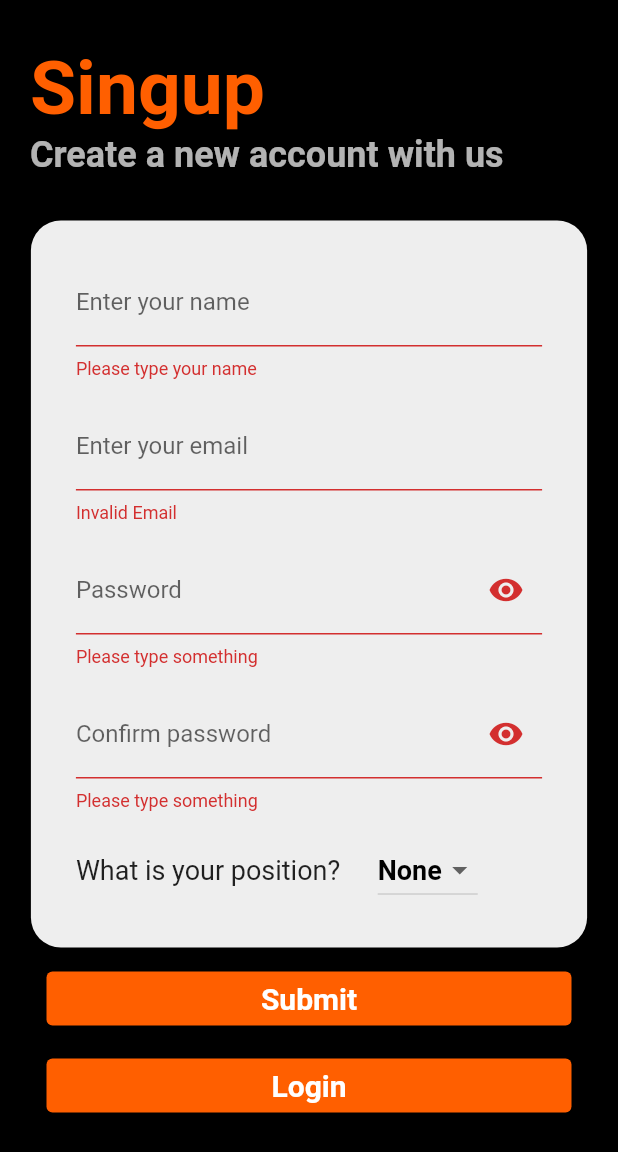
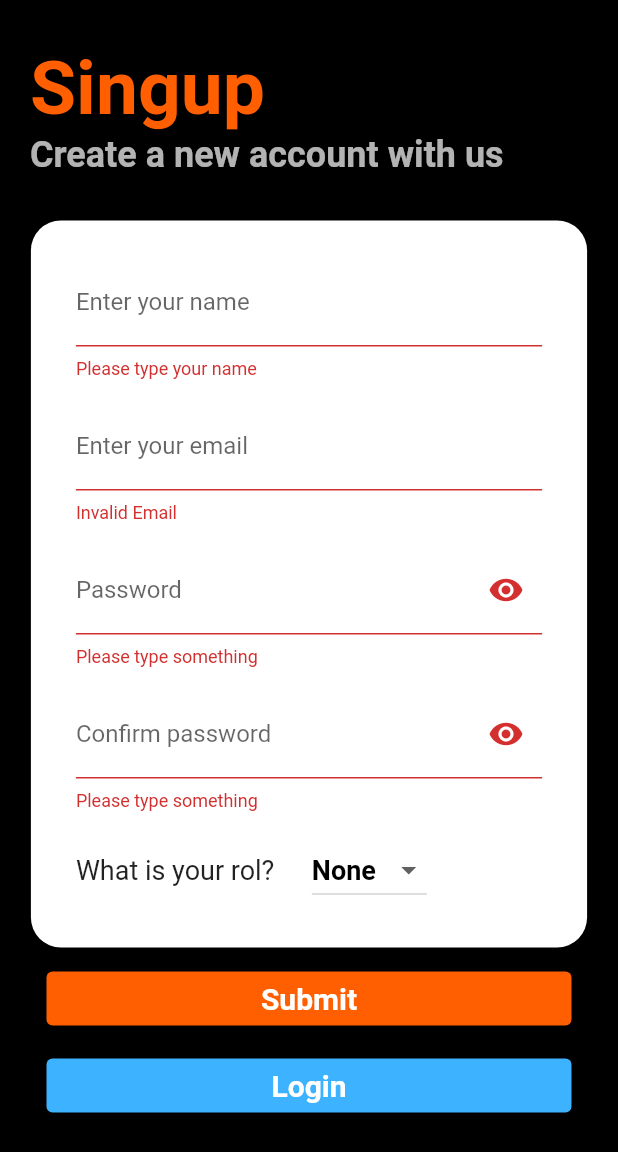
Before and after one commit to julicam10/SecurityApp, a Flutter app: the screen it shows after launch, after a tap on "Submit", on a phone screen of 412 x 824 dp. Shown: the top 1152 px of the screen. Run offline on Flutter 3.47's test engine with Material 2 defaults, Android fonts, the phone set to English and light mode, and no system bars.

Commit message:
mejoras en la interfaz de singup

```diff
--- a/lib/screens/signup_screen.dart
+++ b/lib/screens/signup_screen.dart
@@ -1,6 +1,4 @@
 import 'package:flutter/material.dart';
-import 'package:security_app/widgets/emailTextFormField_widget.dart';
-import 'package:security_app/widgets/nameTextFormField_widget.dart';
 
 class SignUpScreen extends StatefulWidget {
   const SignUpScreen({Key? key}) : super(key: key);
@@ -20,6 +18,10 @@ bool selectedValueOne = true;
 class _SignUpScreen extends State<SignUpScreen> {
   final scaffolKey = GlobalKey<ScaffoldState>();
   final formKey = GlobalKey<FormState>();
+  final nameController = TextEditingController();
+  final emailController = TextEditingController();
+  final passwordOneController = TextEditingController();
+  final passwordTwoController = TextEditingController();
 
   @override
   void initState() {
@@ -81,7 +83,7 @@ class _SignUpScreen extends State<SignUpScreen> {
                     height: heightScreen / 1.7,
                     width: widthScreen * 0.9,
                     decoration: BoxDecoration(
-                      color: Colors.grey.shade200,
+                      color: Colors.white,
                       borderRadius: BorderRadius.circular(20.0),
                     ),
                     child: Form(
@@ -93,13 +95,13 @@ class _SignUpScreen extends State<SignUpScreen> {
                         ),
                         child: Column(
                           children: [
-                            const Padding(
-                              padding: EdgeInsets.only(top: 15.0),
+                            Padding(
+                              padding: const EdgeInsets.only(top: 15.0),
                               child: NameTextFormField(),
                             ),
-                            const Padding(
-                              padding: EdgeInsets.only(top: 15.0),
-                              child: EmailTextformField(),
+                            Padding(
+                              padding: const EdgeInsets.only(top: 15.0),
+                              child: EmailTextFormField(),
                             ),
                             Padding(
                               padding: const EdgeInsets.only(top: 15.0),
@@ -150,7 +152,7 @@ class _SignUpScreen extends State<SignUpScreen> {
                       width: double.infinity,
                       child: ElevatedButton(
                         style: ElevatedButton.styleFrom(
-                          primary: const Color.fromRGBO(255, 95, 0, 1),
+                          primary: const Color.fromRGBO(61, 178, 255, 1),
                           textStyle: const TextStyle(
                             fontSize: 20,
                             fontWeight: FontWeight.bold,
@@ -170,9 +172,46 @@ class _SignUpScreen extends State<SignUpScreen> {
     );
   }
 
+  TextFormField NameTextFormField() {
+    return TextFormField(
+      controller: nameController,
+      keyboardType: TextInputType.name,
+      textCapitalization: TextCapitalization.words,
+      validator: (name) {
+        if (name!.isEmpty) {
+          return 'Please type your name';
+        }
+      },
+      onSaved: (val) => name = val!,
+      decoration: const InputDecoration(
+        hintText: 'Juan Carlos Gomez',
+        labelText: 'Enter your name',
+      ),
+    );
+  }
+
+  TextFormField EmailTextFormField() {
+    return TextFormField(
+      controller: emailController,
+      validator: (val) {
+        if (!val!.contains('@') || !val.contains('.')) {
+          return 'Invalid Email';
+        } else {
+          return null;
+        }
+      },
+      onSaved: (val) => email = val!,
+      decoration: const InputDecoration(
+        hintText: 'email@example.com',
+        labelText: 'Enter your email',
+      ),
+    );
+  }
+
   TextFormField PasswordTextFormField() {
     return TextFormField(
       obscureText: selectedValueOne,
+      controller: passwordOneController,
       validator: (passwordOne) {
         if (passwordOne!.isEmpty) {
           return 'Please type something';
@@ -196,7 +235,7 @@ class _SignUpScreen extends State<SignUpScreen> {
       },
       onSaved: (passwordOne) {
         passwordOne = passwordOne!;
-        // print(passwordOne);
+        print(passwordOne);
       },
       decoration: InputDecoration(
         hintText: '*****************',
@@ -219,29 +258,16 @@ class _SignUpScreen extends State<SignUpScreen> {
   TextFormField ConfirmpasswordTextFormField() {
     return TextFormField(
       obscureText: passwordVisibleTwo,
+      controller: passwordTwoController,
       validator: (passwordTwo) {
         if (passwordTwo!.isEmpty) {
           return 'Please type something';
         }
-        if (passwordTwo.length < 8) {
-          return 'Your password needs more characters';
+        if (passwordTwoController.text != passwordOneController.text) {
+          return 'Password are not the same';
+        } else {
+          return null;
         }
-        if (!passwordTwo.contains(RegExp(r"[a-z]"))) {
-          return 'Your password needs a lowercase letter';
-        }
-        if (!passwordTwo.contains(RegExp(r"[A-Z]"))) {
-          return 'Your password needs an upcase letter';
-        }
-        if (!passwordTwo.contains(RegExp(r"[0-9]"))) {
-          return 'Your password needs a number';
-        }
-        if (!passwordTwo.contains(RegExp(r'[!@#$%^&*(),.?":{}|<>]'))) {
-          return 'Your password needs a special character';
-        }
-        // if (passwordTwo != _passwordOne) {
-        //   return 'Your password are not the same';
-        // }
-        return null;
       },
       onSaved: (passwordTwo) {
         passwordTwo = passwordTwo!;
@@ -266,11 +292,12 @@ class _SignUpScreen extends State<SignUpScreen> {
     );
   }
 
+  // ignore: non_constant_identifier_names
   Row RolWidgets() {
     return Row(
       children: [
         const Text(
-          'What is your position?',
+          'What is your rol?',
           style: TextStyle(
             fontSize: 18,
           ),
@@ -285,13 +312,15 @@ class _SignUpScreen extends State<SignUpScreen> {
             ),
             value: selectedValue,
             items: const [
-              DropdownMenuItem(child: Text("None"), value: "None"),
-              DropdownMenuItem(child: Text("Boss"), value: "Boss"),
-              DropdownMenuItem(child: Text("Shop"), value: "Shop"),
+              DropdownMenuItem(
+                  child: Text("None"), value: "None", enabled: false),
+              DropdownMenuItem(child: Text("Admin"), value: "Admin"),
+              DropdownMenuItem(child: Text("Seller"), value: "Seller"),
             ],
             onChanged: (String? newValue) {
               setState(() {
                 selectedValue = newValue!;
+                print(selectedValue);
               });
             },
           ),
--- a/lib/widgets/emailTextFormField_widget.dart
+++ /dev/null
@@ -1,26 +0,0 @@
-import 'package:flutter/material.dart';
-import 'package:security_app/screens/signup_screen.dart';
-
-class EmailTextformField extends StatelessWidget {
-  const EmailTextformField({
-    Key? key,
-  }) : super(key: key);
-
-  @override
-  Widget build(BuildContext context) {
-    return TextFormField(
-      validator: (val) {
-        if (!val!.contains('@') || !val.contains('.')) {
-          return 'Invalid Email';
-        } else {
-          return null;
-        }
-      },
-      onSaved: (val) => email = val!,
-      decoration: const InputDecoration(
-        hintText: 'email@example.com',
-        labelText: 'Enter your email',
-      ),
-    );
-  }
-}
--- a/lib/widgets/nameTextFormField_widget.dart
+++ /dev/null
@@ -1,26 +0,0 @@
-import 'package:flutter/material.dart';
-import 'package:security_app/screens/signup_screen.dart';
-
-class NameTextFormField extends StatelessWidget {
-  const NameTextFormField({
-    Key? key,
-  }) : super(key: key);
-
-  @override
-  Widget build(BuildContext context) {
-    return TextFormField(
-      keyboardType: TextInputType.name,
-      textCapitalization: TextCapitalization.words,
-      validator: (name) {
-        if (name!.isEmpty) {
-          return 'Please type your name';
-        }
-      },
-      onSaved: (val) => name = val!,
-      decoration: const InputDecoration(
-        hintText: 'Juan Carlos Gomez',
-        labelText: 'Enter your name',
-      ),
-    );
-  }
-}
```
